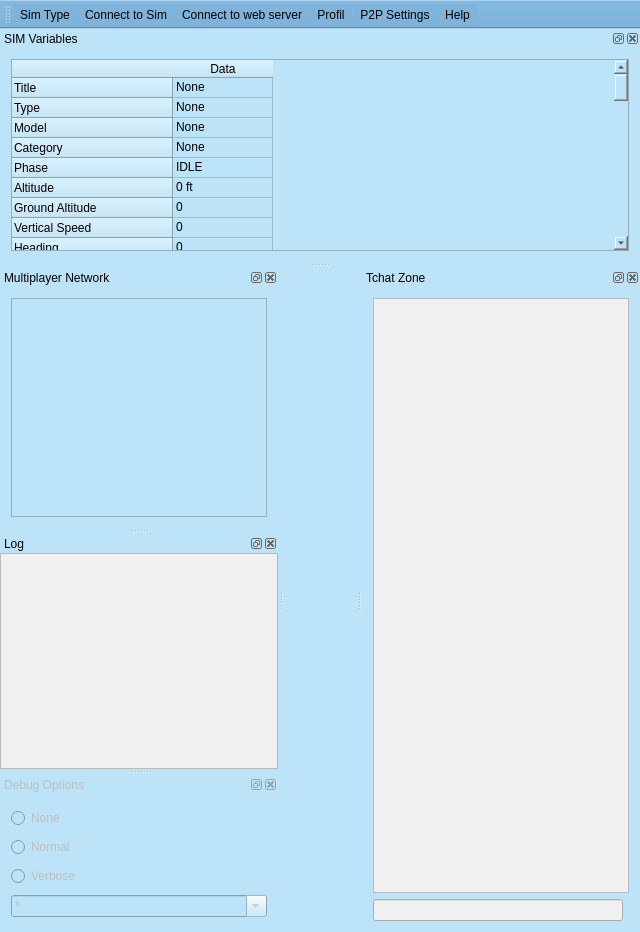
Above: gui/mainwindow.ui from Artemia76/ffs2play before the change. Below: the same form after it.
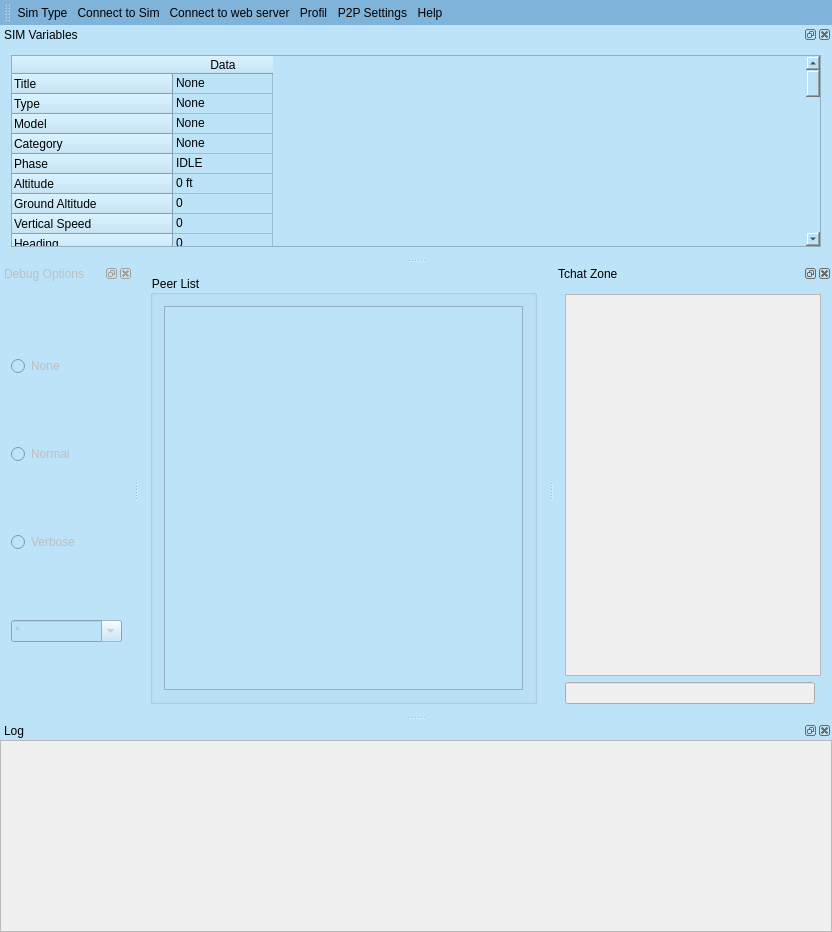
That is the form after the change. Icons and pictures are not drawn.

Commit message: Bug color toolbar

Patch:
```diff
--- a/gui/mainwindow.ui
+++ b/gui/mainwindow.ui
@@ -6,7 +6,7 @@
    <rect>
     <x>0</x>
     <y>0</y>
-    <width>640</width>
+    <width>832</width>
     <height>932</height>
    </rect>
   </property>
@@ -37,6 +37,15 @@
        </color>
       </brush>
      </colorrole>
+     <colorrole role="Midlight">
+      <brush brushstyle="SolidPattern">
+       <color alpha="255">
+        <red>127</red>
+        <green>179</green>
+        <blue>217</blue>
+       </color>
+      </brush>
+     </colorrole>
      <colorrole role="Base">
       <brush brushstyle="SolidPattern">
        <color alpha="255">
@@ -55,6 +64,24 @@
        </color>
       </brush>
      </colorrole>
+     <colorrole role="Highlight">
+      <brush brushstyle="SolidPattern">
+       <color alpha="255">
+        <red>134</red>
+        <green>171</green>
+        <blue>217</blue>
+       </color>
+      </brush>
+     </colorrole>
+     <colorrole role="AlternateBase">
+      <brush brushstyle="SolidPattern">
+       <color alpha="255">
+        <red>127</red>
+        <green>179</green>
+        <blue>217</blue>
+       </color>
+      </brush>
+     </colorrole>
      <colorrole role="NoRole">
       <brush brushstyle="SolidPattern">
        <color alpha="255">
@@ -84,6 +111,15 @@
        </color>
       </brush>
      </colorrole>
+     <colorrole role="Midlight">
+      <brush brushstyle="SolidPattern">
+       <color alpha="255">
+        <red>127</red>
+        <green>179</green>
+        <blue>217</blue>
+       </color>
+      </brush>
+     </colorrole>
      <colorrole role="Base">
       <brush brushstyle="SolidPattern">
        <color alpha="255">
@@ -102,6 +138,24 @@
        </color>
       </brush>
      </colorrole>
+     <colorrole role="Highlight">
+      <brush brushstyle="SolidPattern">
+       <color alpha="255">
+        <red>112</red>
+        <green>153</green>
+        <blue>204</blue>
+       </color>
+      </brush>
+     </colorrole>
+     <colorrole role="AlternateBase">
+      <brush brushstyle="SolidPattern">
+       <color alpha="255">
+        <red>127</red>
+        <green>179</green>
+        <blue>217</blue>
+       </color>
+      </brush>
+     </colorrole>
      <colorrole role="NoRole">
       <brush brushstyle="SolidPattern">
        <color alpha="255">
@@ -131,6 +185,15 @@
        </color>
       </brush>
      </colorrole>
+     <colorrole role="Midlight">
+      <brush brushstyle="SolidPattern">
+       <color alpha="255">
+        <red>127</red>
+        <green>179</green>
+        <blue>217</blue>
+       </color>
+      </brush>
+     </colorrole>
      <colorrole role="Base">
       <brush brushstyle="SolidPattern">
        <color alpha="255">
@@ -149,6 +212,24 @@
        </color>
       </brush>
      </colorrole>
+     <colorrole role="Highlight">
+      <brush brushstyle="SolidPattern">
+       <color alpha="255">
+        <red>127</red>
+        <green>179</green>
+        <blue>217</blue>
+       </color>
+      </brush>
+     </colorrole>
+     <colorrole role="AlternateBase">
+      <brush brushstyle="SolidPattern">
+       <color alpha="255">
+        <red>127</red>
+        <green>179</green>
+        <blue>217</blue>
+       </color>
+      </brush>
+     </colorrole>
      <colorrole role="NoRole">
       <brush brushstyle="SolidPattern">
        <color alpha="255">
@@ -181,131 +262,31 @@
      <verstretch>0</verstretch>
     </sizepolicy>
    </property>
+   <layout class="QVBoxLayout" name="verticalLayout_3">
+    <item>
+     <widget class="QGroupBox" name="groupBox">
+      <property name="title">
+       <string>Peer List</string>
+      </property>
+      <layout class="QVBoxLayout" name="verticalLayout">
+       <item>
+        <widget class="QListWidget" name="lwPeer"/>
+       </item>
+      </layout>
+     </widget>
+    </item>
+   </layout>
   </widget>
   <widget class="QToolBar" name="mainToolBar">
-   <property name="palette">
-    <palette>
-     <active>
-      <colorrole role="Button">
-       <brush brushstyle="SolidPattern">
-        <color alpha="255">
-         <red>127</red>
-         <green>179</green>
-         <blue>217</blue>
-        </color>
-       </brush>
-      </colorrole>
-      <colorrole role="Base">
-       <brush brushstyle="SolidPattern">
-        <color alpha="255">
-         <red>127</red>
-         <green>179</green>
-         <blue>217</blue>
-        </color>
-       </brush>
-      </colorrole>
-      <colorrole role="Window">
-       <brush brushstyle="SolidPattern">
-        <color alpha="255">
-         <red>127</red>
-         <green>179</green>
-         <blue>217</blue>
-        </color>
-       </brush>
-      </colorrole>
-      <colorrole role="AlternateBase">
-       <brush brushstyle="SolidPattern">
-        <color alpha="255">
-         <red>135</red>
-         <green>206</green>
-         <blue>250</blue>
-        </color>
-       </brush>
-      </colorrole>
-     </active>
-     <inactive>
-      <colorrole role="Button">
-       <brush brushstyle="SolidPattern">
-        <color alpha="255">
-         <red>127</red>
-         <green>179</green>
-         <blue>217</blue>
-        </color>
-       </brush>
-      </colorrole>
-      <colorrole role="Base">
-       <brush brushstyle="SolidPattern">
-        <color alpha="255">
-         <red>127</red>
-         <green>179</green>
-         <blue>217</blue>
-        </color>
-       </brush>
-      </colorrole>
-      <colorrole role="Window">
-       <brush brushstyle="SolidPattern">
-        <color alpha="255">
-         <red>127</red>
-         <green>179</green>
-         <blue>217</blue>
-        </color>
-       </brush>
-      </colorrole>
-      <colorrole role="AlternateBase">
-       <brush brushstyle="SolidPattern">
-        <color alpha="255">
-         <red>135</red>
-         <green>206</green>
-         <blue>250</blue>
-        </color>
-       </brush>
-      </colorrole>
-     </inactive>
-     <disabled>
-      <colorrole role="Button">
-       <brush brushstyle="SolidPattern">
-        <color alpha="255">
-         <red>127</red>
-         <green>179</green>
-         <blue>217</blue>
-        </color>
-       </brush>
-      </colorrole>
-      <colorrole role="Base">
-       <brush brushstyle="SolidPattern">
-        <color alpha="255">
-         <red>127</red>
-         <green>179</green>
-         <blue>217</blue>
-        </color>
-       </brush>
-      </colorrole>
-      <colorrole role="Window">
-       <brush brushstyle="SolidPattern">
-        <color alpha="255">
-         <red>127</red>
-         <green>179</green>
-         <blue>217</blue>
-        </color>
-       </brush>
-      </colorrole>
-      <colorrole role="AlternateBase">
-       <brush brushstyle="SolidPattern">
-        <color alpha="255">
-         <red>135</red>
-         <green>206</green>
-         <blue>250</blue>
-        </color>
-       </brush>
-      </colorrole>
-     </disabled>
-    </palette>
-   </property>
    <property name="windowTitle">
     <string>Tool Bar</string>
    </property>
    <property name="styleSheet">
-    <string notr="true">Background:#7fb3d9;</string>
+    <string notr="true">Background : #7fb3d9;
+border : none</string>
+   </property>
+   <property name="allowedAreas">
+    <set>Qt::AllToolBarAreas</set>
    </property>
    <property name="iconSize">
     <size>
@@ -329,25 +310,7 @@
    <addaction name="afP2P"/>
    <addaction name="afAide"/>
   </widget>
-  <widget class="QDockWidget" name="dwP2P">
-   <property name="floating">
-    <bool>false</bool>
-   </property>
-   <property name="windowTitle">
-    <string>Multiplayer Network</string>
-   </property>
-   <attribute name="dockWidgetArea">
-    <number>1</number>
-   </attribute>
-   <widget class="QWidget" name="dockWidgetContents_3">
-    <layout class="QVBoxLayout" name="verticalLayout">
-     <item>
-      <widget class="QListWidget" name="lwPeer"/>
-     </item>
-    </layout>
-   </widget>
-  </widget>
-  <widget class="QDockWidget" name="dockWidget">
+  <widget class="QDockWidget" name="dwTchatZone">
    <property name="windowTitle">
     <string>Tchat Zone</string>
    </property>
@@ -1012,7 +975,7 @@
     <string>Log</string>
    </property>
    <attribute name="dockWidgetArea">
-    <number>1</number>
+    <number>8</number>
    </attribute>
    <widget class="QWidget" name="dockWidgetContents">
     <layout class="QHBoxLayout" name="horizontalLayout">
```
Left out of the diff: 4 changed lines with no effect on the pictures. The commit also changes 4 other files.
